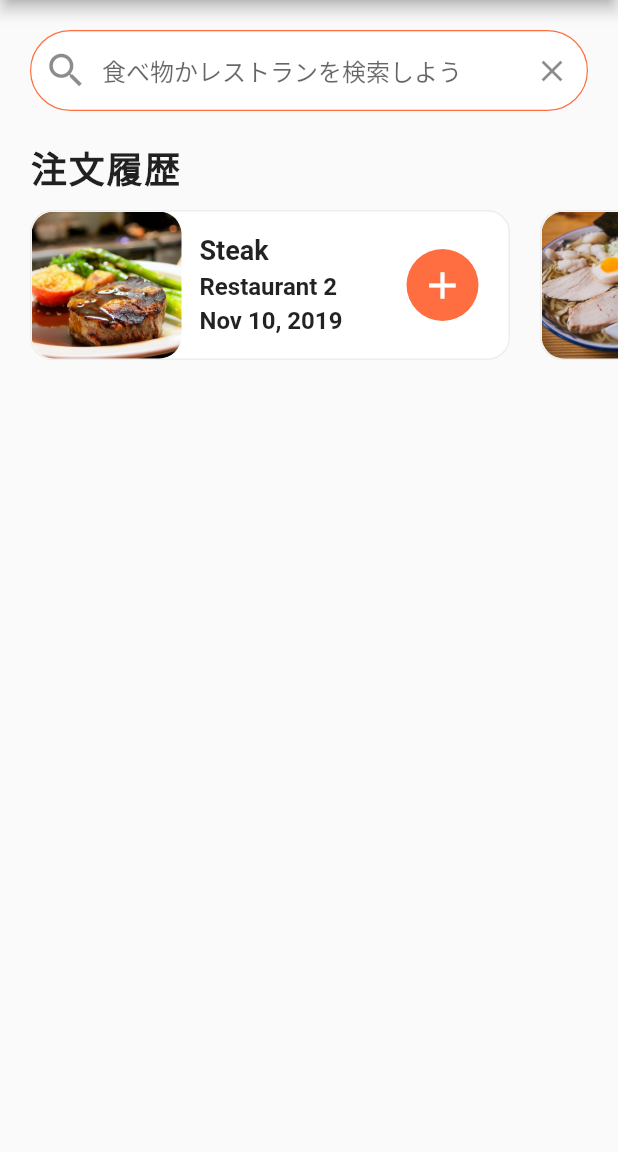
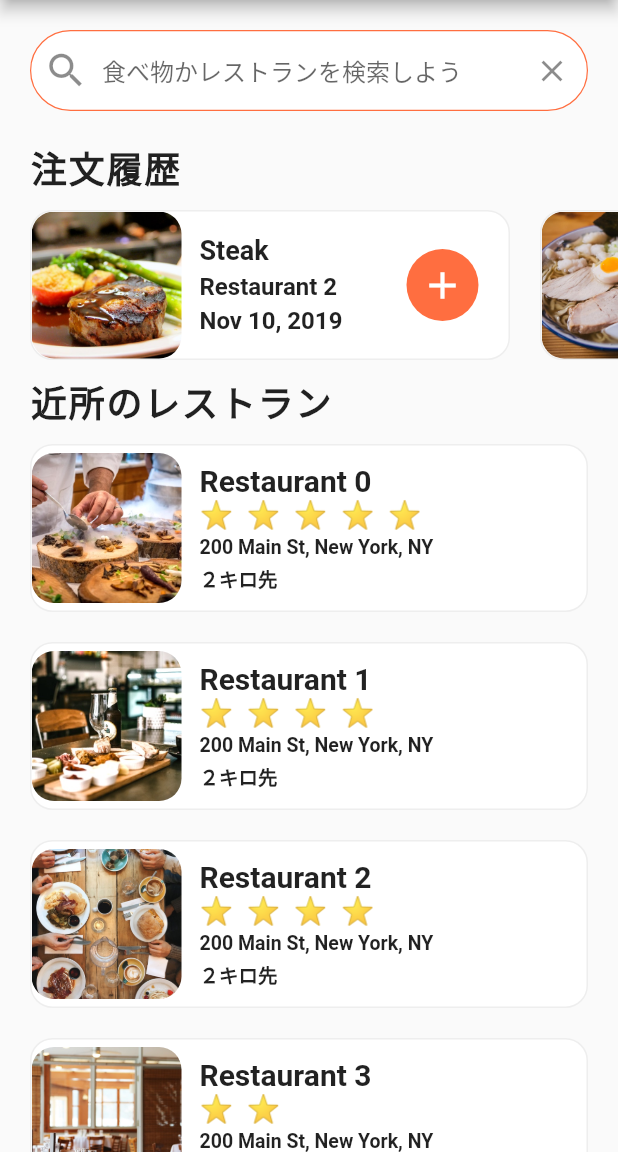
Before and after one commit to hideokawahara/flutter_food_delivery_ui-main, a Flutter app: the screen it shows after launch, on a phone screen of 412 x 824 dp, the part 84-1236 px from its top. Run offline on Flutter 3.47's test engine with Material 2 defaults, Android fonts, the phone set to English and light mode, and no system bars.

Commit message:
feat: レストランリスト追加

```diff
--- a/lib/screens/home_screen.dart
+++ b/lib/screens/home_screen.dart
@@ -1,5 +1,7 @@
 import 'package:flutter/material.dart';
 import 'package:flutter_food_delivery_ui/data/data.dart';
+import 'package:flutter_food_delivery_ui/models/restaurant.dart';
+import 'package:flutter_food_delivery_ui/widgets/rating_stars.dart';
 import 'package:flutter_food_delivery_ui/widgets/recent_orders.dart';
 
 class HomeScreen extends StatefulWidget {
@@ -8,6 +10,81 @@ class HomeScreen extends StatefulWidget {
 }
 
 class _HomeScreenState extends State<HomeScreen> {
+  _buildRestaurants() {
+    List<Widget> restaurantList = [];
+    restaurants.forEach((Restaurant restaurant) {
+      restaurantList.add(
+        Container(
+          margin: EdgeInsets.symmetric(horizontal: 20.0, vertical: 10.0),
+          decoration: BoxDecoration(
+            color: Colors.white,
+            borderRadius: BorderRadius.circular(15.0),
+            border: Border.all(
+              width: 1.0,
+              color: Colors.grey[200],
+            ),
+          ),
+          child: Row(
+            children: <Widget>[
+              ClipRRect(
+                borderRadius: BorderRadius.circular(15.0),
+                child: Image(
+                  height: 100.0,
+                  width: 100.0,
+                  image: AssetImage(restaurant.imageUrl),
+                  fit: BoxFit.cover,
+                ),
+              ),
+              Container(
+                margin: EdgeInsets.all(12.0),
+                child: Column(
+                  mainAxisAlignment: MainAxisAlignment.center,
+                  crossAxisAlignment: CrossAxisAlignment.start,
+                  children: <Widget>[
+                    Text(
+                      restaurant.name,
+                      style: TextStyle(
+                        fontSize: 20.0,
+                        fontWeight: FontWeight.bold,
+                      ),
+                      overflow: TextOverflow.ellipsis,
+                    ),
+                    RatingStars(restaurant.rating),
+                    SizedBox(
+                      height: 4.0,
+                    ),
+                    Text(
+                      restaurant.address,
+                      style: TextStyle(
+                        fontSize: 13.0,
+                        fontWeight: FontWeight.w600,
+                      ),
+                      overflow: TextOverflow.ellipsis,
+                    ),
+                    SizedBox(
+                      height: 4.0,
+                    ),
+                    Text(
+                      '２キロ先',
+                      style: TextStyle(
+                        fontSize: 13.0,
+                        fontWeight: FontWeight.w600,
+                      ),
+                      overflow: TextOverflow.ellipsis,
+                    ),
+                  ],
+                ),
+              ),
+            ],
+          ),
+        ),
+      );
+    });
+    return Column(
+      children: restaurantList,
+    );
+  }
+
   @override
   Widget build(BuildContext context) {
     return Scaffold(
@@ -64,6 +141,23 @@ class _HomeScreenState extends State<HomeScreen> {
             ),
           ),
           RecentOrders(),
+          Column(
+            crossAxisAlignment: CrossAxisAlignment.start,
+            children: <Widget>[
+              Padding(
+                padding: EdgeInsets.symmetric(horizontal: 20.0),
+                child: Text(
+                  '近所のレストラン',
+                  style: TextStyle(
+                    fontSize: 24.0,
+                    fontWeight: FontWeight.w600,
+                    letterSpacing: 1.2,
+                  ),
+                ),
+              ),
+              _buildRestaurants(),
+            ],
+          ),
         ],
       ),
     );
--- /dev/null
+++ b/lib/widgets/rating_stars.dart
@@ -0,0 +1,22 @@
+import 'package:flutter/material.dart';
+
+class RatingStars extends StatelessWidget {
+  final int rating;
+
+  RatingStars(this.rating);
+
+  @override
+  Widget build(BuildContext context) {
+    String stars = '';
+    for (int i = 0; i < rating; i++) {
+      stars += '⭐️  ';
+    }
+    stars.trim();
+    return Text(
+      stars,
+      style: TextStyle(
+        fontSize: 18.0,
+      ),
+    );
+  }
+}
```
